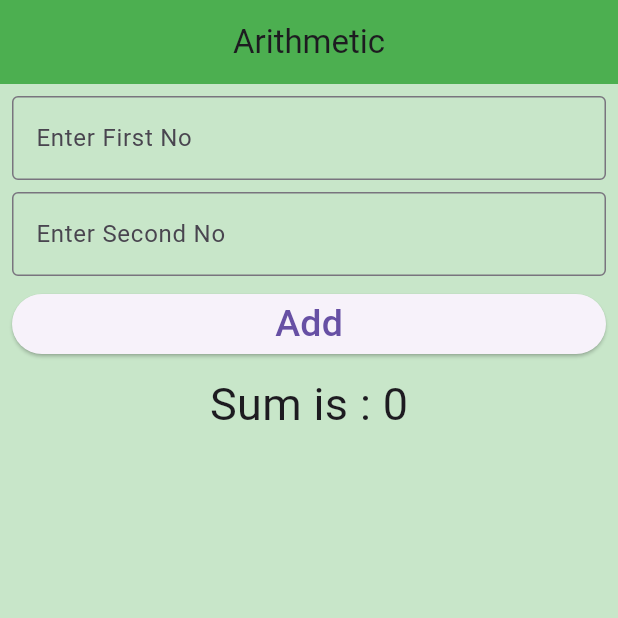
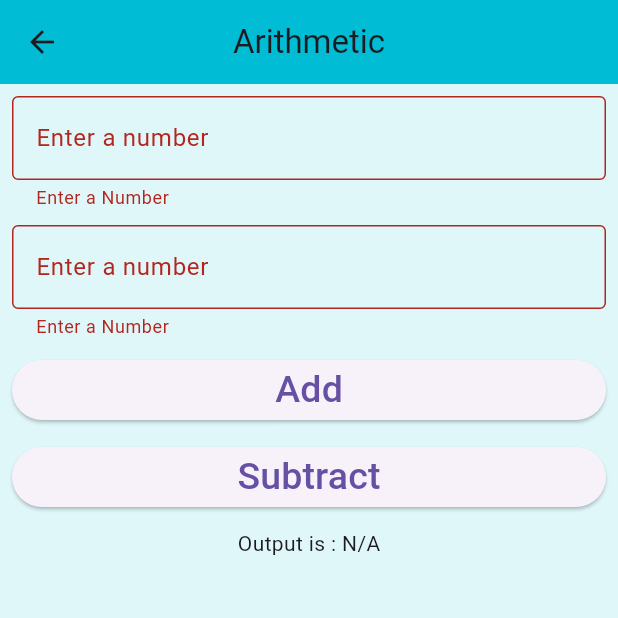
Before and after one commit to Aayush1222/classworks, a Flutter app: the ArithmeticScreen screen opened directly, after a tap on "Add", on a phone screen of 412 x 824 dp, the top half of it. Run offline on Flutter 3.47's test engine with Material 3 defaults, Android fonts, the phone set to English and light mode, and no system bars.

Commit message:
Adding updates

```diff
--- a/batch32b/lib/screen/arithmetic_screen.dart
+++ b/batch32b/lib/screen/arithmetic_screen.dart
@@ -8,55 +8,73 @@ class ArithmeticScreen extends StatefulWidget {
 }
 
 class _ArithmeticScreenState extends State<ArithmeticScreen> {
-// Delcare variables
   int? first;
   int? second;
-  int result = 0;
+  int? result;
+
+  final myKey = GlobalKey<FormState>();
 
   @override
   Widget build(BuildContext context) {
     return Scaffold(
-      backgroundColor: Colors.green[100],
+      backgroundColor: Colors.cyan.shade50,
       appBar: AppBar(
         title: const Text("Arithmetic"),
-        backgroundColor: Colors.green,
+        backgroundColor: Colors.cyan,
         centerTitle: true,
-        elevation: 0,
       ),
       body: Padding(
-        padding: const EdgeInsets.all(8),
+        padding: const EdgeInsets.all(8.0),
+        child: Form(
+          key: myKey,
           child: Column(
             children: [
-            TextField(
+              TextFormField(
+                validator: (value) {
+                  if (value == null || value.isEmpty) {
+                    return "Enter a Number";
+                  } else {
+                    return null;
+                  }
+                },
                 onChanged: (value) {
-                first = int.parse(value);
+                  first = int.tryParse(value);
                 },
                 keyboardType: TextInputType.number,
                 decoration: const InputDecoration(
+                  labelText: "Enter a number",
                   border: OutlineInputBorder(),
-                labelText: 'Enter First No',
                 ),
               ),
-            const SizedBox(height: 8),
-            TextField(
+              const SizedBox(height: 10),
+              TextFormField(
+                validator: (value) {
+                  if (value == null || value.isEmpty) {
+                    return "Enter a Number";
+                  } else {
+                    return null;
+                  }
+                },
                 onChanged: (value) {
-                second = int.parse(value);
+                  second = int.tryParse(value);
                 },
                 keyboardType: TextInputType.number,
                 decoration: const InputDecoration(
+                  labelText: "Enter a number",
                   border: OutlineInputBorder(),
-                labelText: 'Enter Second No',
                 ),
               ),
-            const SizedBox(height: 8),
+              const SizedBox(height: 10),
               // Button
               SizedBox(
                 width: double.infinity,
                 child: ElevatedButton(
                   onPressed: () {
+                    if (myKey.currentState!.validate()) {
                       setState(() {
                         result = first! + second!;
                       });
+                    }
                   },
                   child: const Text(
                     'Add',
@@ -66,16 +84,29 @@ class _ArithmeticScreenState extends State<ArithmeticScreen> {
                   ),
                 ),
               ),
-            const SizedBox(height: 8),
-
-            // Display informatuion
-            Text(
-              'Sum is : $result',
-              style: const TextStyle(
-                fontSize: 30,
+              const SizedBox(height: 10),
+              SizedBox(
+                width: double.infinity,
+                child: ElevatedButton(
+                  onPressed: () {
+                    if (first != null && second != null) {
+                      setState(() {
+                        result = first! - second!;
+                      });
+                    }
+                  },
+                  child: const Text(
+                    'Subtract',
+                    style: TextStyle(
+                      fontSize: 25,
                     ),
                   ),
+                ),
+              ),
+              const SizedBox(height: 10),
+              Text("Output is : ${result ?? 'N/A'}"),
             ],
+          ),
         ),
       ),
     );
```
Also changed, not shown: batch32b/lib/app/app.dart (+5 -2 lines), batch32b/lib/screen/dashboard.dart (added, +48 -0 lines), batch32b/lib/screen/simple_interest.dart (added, +126 -0 lines), batch32b/lib/main.dart (renamed from batch32b/lib/screen/main.dart), 1 other file. Lines whose indentation alone changed are shown as unchanged.
